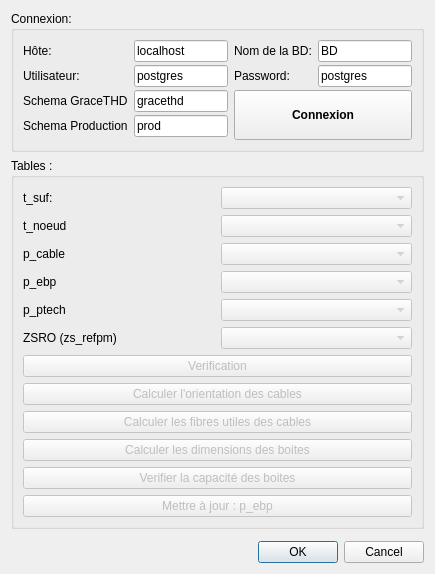
First picture: the form in boite_dimensioning_dialog_base.ui, repository MohannadAdham/BoiteDimensioning, before the edit.
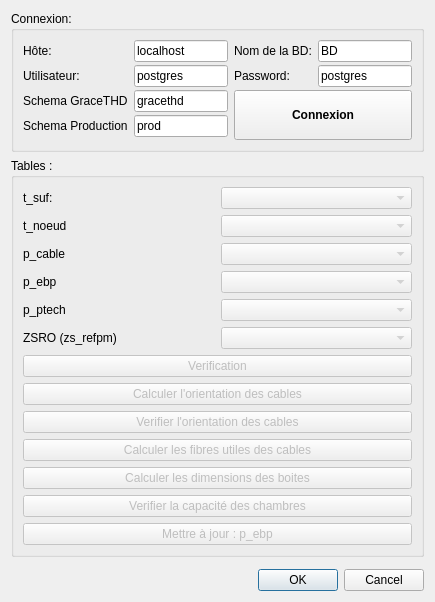
Second picture: the form after the edit.

Commit message: Add the button pushButton_verifier_orientation to both the template and the code

Patch:
```diff
--- a/boite_dimensioning_dialog_base.ui
+++ b/boite_dimensioning_dialog_base.ui
@@ -7,7 +7,7 @@
     <x>0</x>
     <y>0</y>
     <width>435</width>
-    <height>541</height>
+    <height>557</height>
    </rect>
   </property>
   <property name="windowTitle">
@@ -22,17 +22,17 @@
         <string>Tables :</string>
        </property>
        <layout class="QGridLayout" name="gridLayout_5">
-        <item row="5" column="0">
+        <item row="6" column="0">
          <widget class="QPushButton" name="pushButton_verify_capacity">
           <property name="enabled">
            <bool>false</bool>
           </property>
           <property name="text">
-           <string>Verifier la capacité des boites</string>
+           <string>Verifier la capacité des chambres</string>
           </property>
          </widget>
         </item>
-        <item row="3" column="0">
+        <item row="4" column="0">
          <widget class="QPushButton" name="pushButton_fibres_utiles">
           <property name="enabled">
            <bool>false</bool>
@@ -133,7 +133,7 @@
           </item>
          </layout>
         </item>
-        <item row="6" column="0">
+        <item row="7" column="0">
          <widget class="QPushButton" name="pushButton_mettre_a_jour_cable">
           <property name="enabled">
            <bool>false</bool>
@@ -143,7 +143,7 @@
           </property>
          </widget>
         </item>
-        <item row="4" column="0">
+        <item row="5" column="0">
          <widget class="QPushButton" name="pushButton_dimensions">
           <property name="enabled">
            <bool>false</bool>
@@ -153,16 +153,6 @@
           </property>
          </widget>
         </item>
-        <item row="1" column="0">
-         <widget class="QPushButton" name="pushButton_verification">
-          <property name="enabled">
-           <bool>false</bool>
-          </property>
-          <property name="text">
-           <string>Verification</string>
-          </property>
-         </widget>
-        </item>
         <item row="2" column="0">
          <widget class="QPushButton" name="pushButton_orientation">
           <property name="enabled">
@@ -173,6 +163,26 @@
           </property>
          </widget>
         </item>
+        <item row="1" column="0">
+         <widget class="QPushButton" name="pushButton_verification">
+          <property name="enabled">
+           <bool>false</bool>
+          </property>
+          <property name="text">
+           <string>Verification</string>
+          </property>
+         </widget>
+        </item>
+        <item row="3" column="0">
+         <widget class="QPushButton" name="pushButton_verifier_orientation">
+          <property name="enabled">
+           <bool>false</bool>
+          </property>
+          <property name="text">
+           <string>Verifier l'orientation des cables</string>
+          </property>
+         </widget>
+        </item>
        </layout>
       </widget>
      </item>
```
The commit also changes 2 other files.
